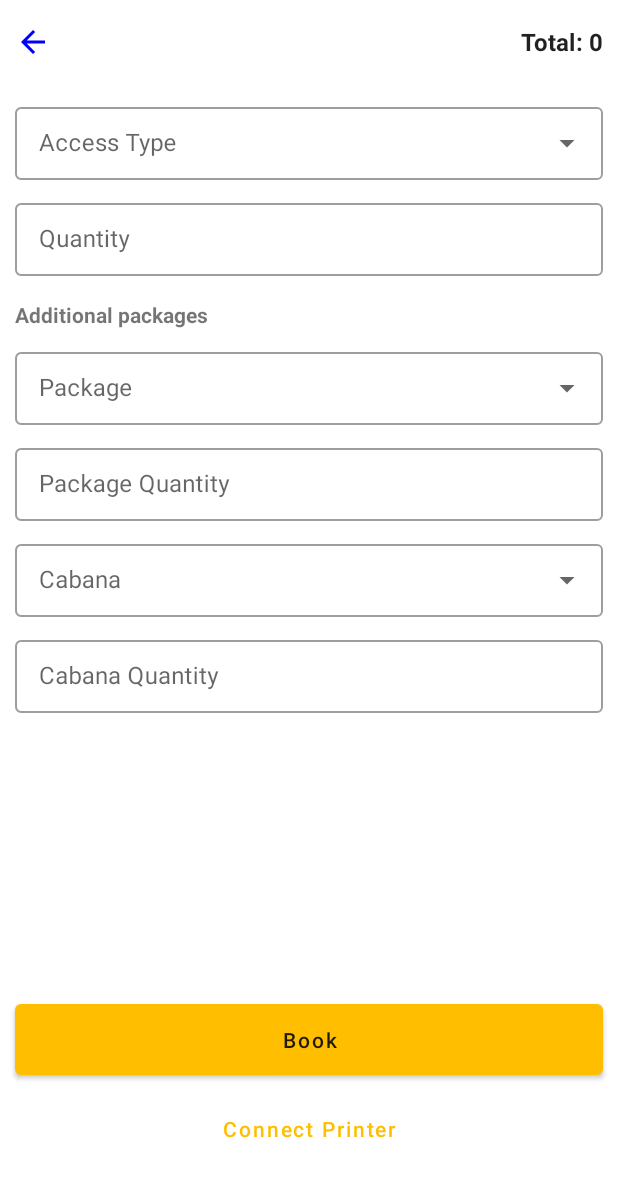
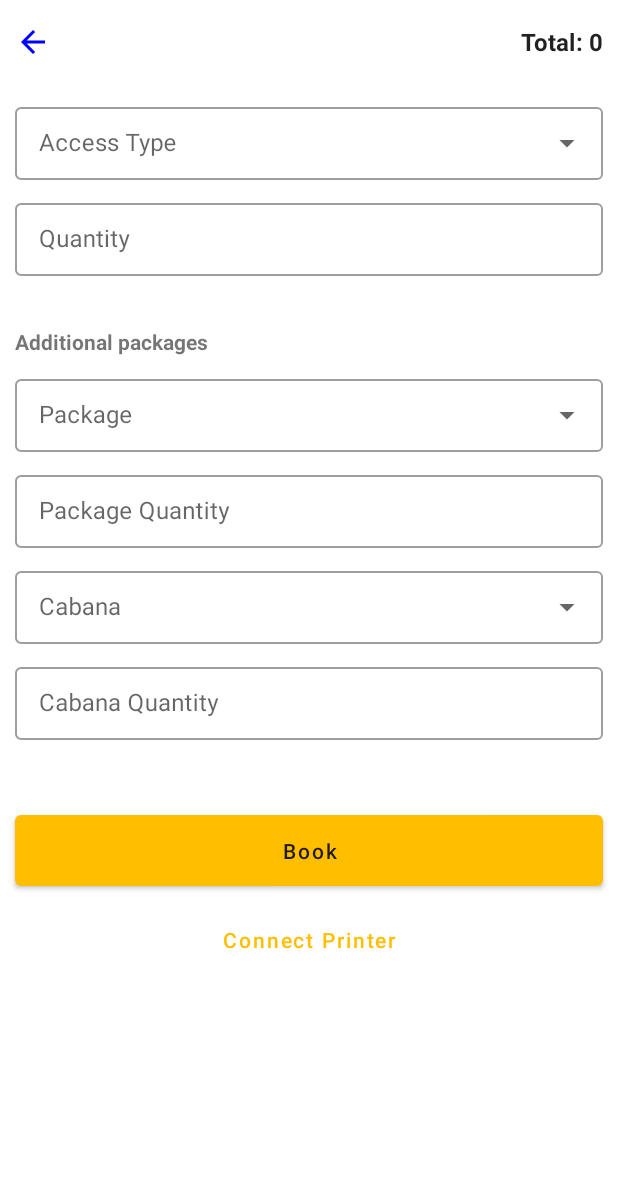
Before and after one commit to wahabtaofeeqo/twc-sol, an Android app: the fragment TicketFragment placed in its activity, on a phone screen of 412 x 824 dp. Shown: the top 1177 px of the screen. Run offline under Robolectric (Android 15) with nearby library versions, the phone set to English and light mode, and no system bars; our stand-ins replace Dagger/Hilt's generated code, Room's generated code, paging; libraries missing offline, so code that uses them is left out: com.mobsandgeeks.saripaar; 2 statements that could not run were skipped.

Commit message:
Fix: booking

```diff
--- a/app/src/main/AndroidManifest.xml
+++ b/app/src/main/AndroidManifest.xml
@@ -54,7 +54,10 @@
                 android:name="android.app.lib_name"
                 android:value="" />
         </activity>
-        <activity android:name=".MainActivity" />
+
+        <activity
+            android:name=".MainActivity"
+            android:windowSoftInputMode="adjustResize" />
     </application>
 
 </manifest>
--- a/app/src/main/java/com/wristband/sol/ui/home/TicketFragment.kt
+++ b/app/src/main/java/com/wristband/sol/ui/home/TicketFragment.kt
@@ -49,12 +49,12 @@ class TicketFragment : ValidationListener, CallbackListener, Fragment() {
     private lateinit var validator: Validator
     private val viewModel: TicketViewModel by activityViewModels()
 
-    @NotEmpty
-    private lateinit var name: TextInputEditText
+//    @NotEmpty
+//    private lateinit var name: TextInputEditText
 
-    @NotEmpty
-    @Length(trim = true, min = 11, max = 12)
-    private lateinit var phone: TextInputEditText
+//    @NotEmpty
+//    @Length(trim = true, min = 11, max = 12)
+//    private lateinit var phone: TextInputEditText
 
     @NotEmpty
     private lateinit var accessType: MaterialAutoCompleteTextView
@@ -162,8 +162,8 @@ class TicketFragment : ValidationListener, CallbackListener, Fragment() {
     }
 
     private fun resetForm() {
-        name.text?.clear()
-        phone.text?.clear()
+        // name.text?.clear()
+        // phone.text?.clear()
         accessType.text.clear()
         accessQuantity.text?.clear()
         binding.packageType.text.clear()
@@ -250,18 +250,17 @@ class TicketFragment : ValidationListener, CallbackListener, Fragment() {
     }
 
     private fun initValidatorViews() {
-        name = binding.name
-        phone = binding.phone
+        // name = binding.name
+        // phone = binding.phone
         accessType = binding.accessType
         accessQuantity = binding.accessQuantity
     }
 
     override fun onValidationSucceeded() {
         binding.loading.isVisible = true
-        val model = Ticket(name = name.text.toString(),
-            phone = phone.text.toString(), cost = calculateCost(),
-            accessType = accessType.text.toString(), accessQuantity = accessQuantity.text.toString().toInt(),
-            date = Date())
+        val model = Ticket(name = "", phone = "",
+            cost = calculateCost(), accessType = accessType.text.toString(),
+            accessQuantity = accessQuantity.text.toString().toInt(), date = Date())
 
         viewModel.createTicket(model)
     }
--- a/app/src/main/res/layout/fragment_ticket.xml
+++ b/app/src/main/res/layout/fragment_ticket.xml
@@ -1,11 +1,15 @@
 <?xml version="1.0" encoding="utf-8"?>
-<androidx.constraintlayout.widget.ConstraintLayout xmlns:android="http://schemas.android.com/apk/res/android"
+<ScrollView xmlns:android="http://schemas.android.com/apk/res/android"
     xmlns:tools="http://schemas.android.com/tools"
     android:layout_width="match_parent"
     android:layout_height="match_parent"
     xmlns:app="http://schemas.android.com/apk/res-auto"
     tools:context=".ui.home.TicketFragment"
     android:orientation="vertical">
+
+    <androidx.constraintlayout.widget.ConstraintLayout
+        android:layout_width="match_parent"
+        android:layout_height="wrap_content">
 
         <RelativeLayout
             android:id="@+id/toolbar"
@@ -116,6 +120,7 @@
                 android:layout_height="wrap_content"
                 android:text="@string/additional_packages"
                 android:layout_marginBottom="10dp"
+                android:layout_marginTop="18dp"
                 android:textStyle="bold" />
 
             <com.google.android.material.textfield.TextInputLayout
@@ -184,6 +189,7 @@
             app:layout_constraintStart_toStartOf="parent"
             app:layout_constraintEnd_toEndOf="parent"
             app:layout_constraintVertical_bias="0.8"
+            android:layout_marginTop="24dp"
             app:layout_constraintTop_toBottomOf="@id/input_wrapper"
             app:layout_constraintBottom_toBottomOf="parent">
 
@@ -209,5 +215,6 @@
                 android:layout_height="wrap_content"
                 style="@style/Widget.MaterialComponents.Button.TextButton" />
         </LinearLayout>
+    </androidx.constraintlayout.widget.ConstraintLayout>
 
-</androidx.constraintlayout.widget.ConstraintLayout>
+</ScrollView>
```
Lines whose indentation alone changed are shown as unchanged.
